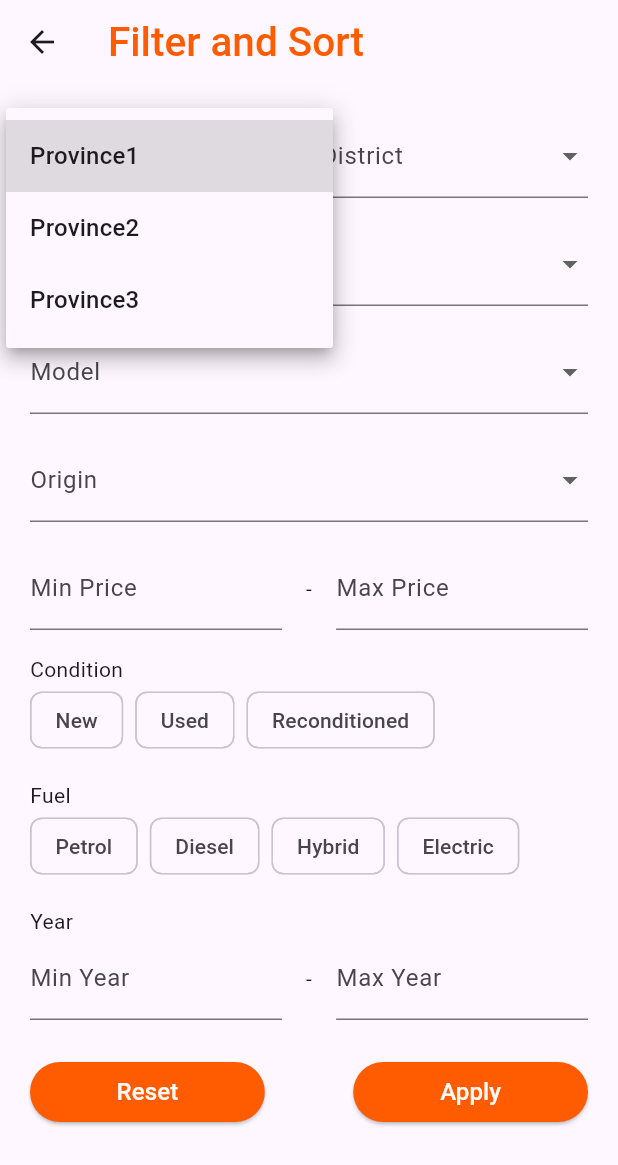
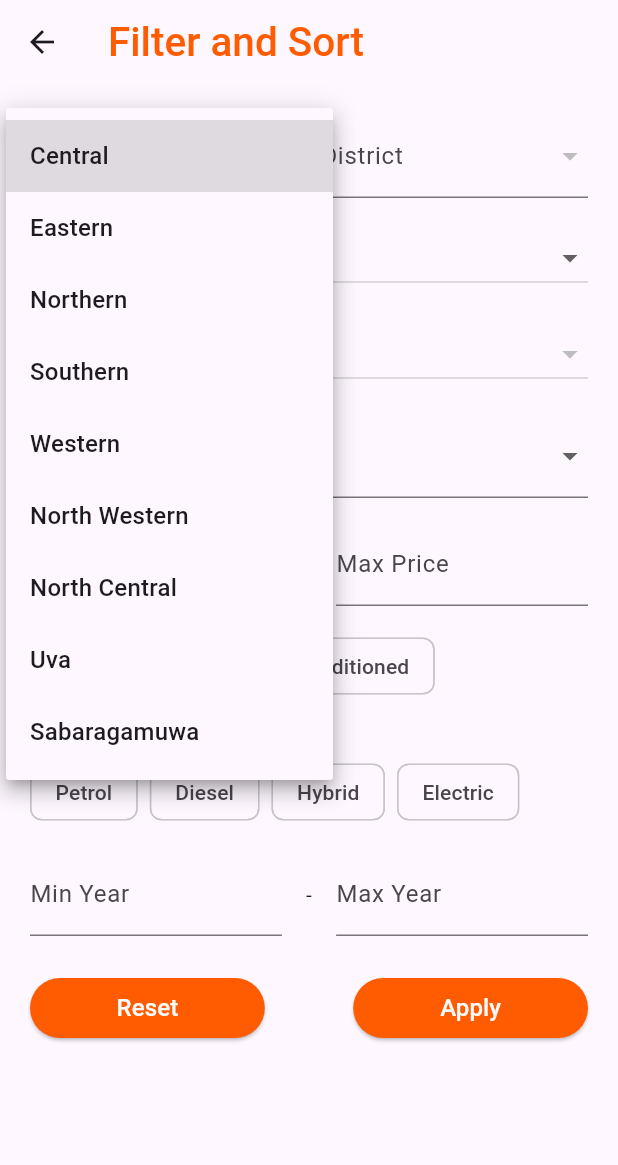
Before and after one commit to TeamTechSamurais/Panchikawatta_Frontend, a Flutter app: the FilterSortScreen screen opened directly, after a tap on "Province", on a phone screen of 412 x 824 dp. Shown: the top 1165 px of the screen. Run offline on Flutter 3.47's test engine with Material 3 defaults, Android fonts, the phone set to English and light mode, and no system bars; our stand-ins replace card_swiper.

Commit message:
Dropdowns added

```diff
--- a/panchikawatta/lib/dropdowns/condition.dart
+++ b/panchikawatta/lib/dropdowns/condition.dart
@@ -1,48 +1,42 @@
 // ignore_for_file: library_private_types_in_public_api
+
 import 'package:flutter/material.dart';
 
-class Condition extends StatefulWidget {
-  final String? selectedCondition;
-  final List<String> condition;
-  final void Function(String?) onChanged;
+class ConditionDropdown extends StatefulWidget {
+  final Set<String> selectedConditions;
+  final ValueChanged<Set<String>> onChanged;
 
-  // ignore: use_super_parameters
-  const Condition({
-    Key? key,
-    required this.selectedCondition,
-    required this.condition,
-    required this.onChanged,
-  }) : super(key: key);
+  const ConditionDropdown(
+      {super.key, required this.selectedConditions, required this.onChanged});
 
   @override
-  _ConditionState createState() => _ConditionState();
+  _ConditionDropdownState createState() => _ConditionDropdownState();
 }
 
-class _ConditionState extends State<Condition> {
+class _ConditionDropdownState extends State<ConditionDropdown> {
+  final List<String> conditions = ['New', 'Used', 'Reconditioned'];
+
   @override
   Widget build(BuildContext context) {
-    return DropdownButtonFormField<String>(
-      value: widget.selectedCondition,
-      decoration: InputDecoration(
-        labelText: 'All',
-        filled: true,
-        fillColor: const Color(0xFFEBEBEB),
-        enabledBorder: OutlineInputBorder(
-          borderSide: const BorderSide(color: Color(0xFFEBEBEB), width: 1.0),
-          borderRadius: BorderRadius.circular(10.0),
-        ),
-        focusedBorder: OutlineInputBorder(
-          borderSide: const BorderSide(color: Color(0xFFFF5c01), width: 1.0),
-          borderRadius: BorderRadius.circular(10.0),
-        ),
-      ),
-      items: widget.condition.map((condition) {
-        return DropdownMenuItem<String>(
-          value: condition,
-          child: Text(condition),
+    return Wrap(
+      spacing: 8,
+      children: conditions.map((condition) {
+        return ChoiceChip(
+          label: Text(condition),
+          selected: widget.selectedConditions.contains(condition),
+          selectedColor: const Color.fromARGB(255, 248, 159, 112),
+          onSelected: (selected) {
+            setState(() {
+              if (selected) {
+                widget.selectedConditions.add(condition);
+              } else {
+                widget.selectedConditions.remove(condition);
+              }
+              widget.onChanged(widget.selectedConditions);
+            });
+          },
         );
       }).toList(),
-      onChanged: widget.onChanged,
     );
   }
 }
--- /dev/null
+++ b/panchikawatta/lib/dropdowns/district.dart
@@ -0,0 +1,45 @@
+import 'package:flutter/material.dart';
+
+class DistrictDropdown extends StatelessWidget {
+  final String? selectedDistrict;
+  final String? selectedProvince;
+  final ValueChanged<String?> onChanged;
+
+  final Map<String, List<String>> provinceToDistricts = {
+    'Central': ['Kandy', 'Matale', 'Nuwara Eliya'],
+    'Eastern': ['Ampara', 'Batticaloa', 'Trincomalee'],
+    'Northern': ['Jaffna', 'Kilinochchi', 'Mannar', 'Mullaitivu', 'Vavuniya'],
+    'Southern': ['Galle', 'Matara', 'Hambantota'],
+    'Western': ['Colombo', 'Gampaha', 'Kalutara'],
+    'North Western': ['Kurunegala', 'Puttalam'],
+    'North Central': ['Anuradhapura', 'Polonnaruwa'],
+    'Uva': ['Badulla', 'Monaragala'],
+    'Sabaragamuwa': ['Ratnapura', 'Kegalle'],
+  };
+
+  DistrictDropdown(
+      {super.key,
+      this.selectedDistrict,
+      this.selectedProvince,
+      required this.onChanged});
+
+  @override
+  Widget build(BuildContext context) {
+    List<String> districts = selectedProvince != null &&
+            provinceToDistricts.containsKey(selectedProvince)
+        ? provinceToDistricts[selectedProvince]!
+        : [];
+
+    return DropdownButtonFormField<String>(
+      value: selectedDistrict,
+      decoration: const InputDecoration(labelText: 'District'),
+      items: districts.map((district) {
+        return DropdownMenuItem<String>(
+          value: district,
+          child: Text(district),
+        );
+      }).toList(),
+      onChanged: onChanged,
+    );
+  }
+}
--- /dev/null
+++ b/panchikawatta/lib/dropdowns/province.dart
@@ -0,0 +1,35 @@
+import 'package:flutter/material.dart';
+
+class ProvinceDropdown extends StatelessWidget {
+  final String? selectedProvince;
+  final ValueChanged<String?> onChanged;
+
+  final List<String> provinces = [
+    'Central',
+    'Eastern',
+    'Northern',
+    'Southern',
+    'Western',
+    'North Western',
+    'North Central',
+    'Uva',
+    'Sabaragamuwa'
+  ];
+
+  ProvinceDropdown({super.key, this.selectedProvince, required this.onChanged});
+
+  @override
+  Widget build(BuildContext context) {
+    return DropdownButtonFormField<String>(
+      value: selectedProvince,
+      decoration: const InputDecoration(labelText: 'Province'),
+      items: provinces.map((province) {
+        return DropdownMenuItem<String>(
+          value: province,
+          child: Text(province),
+        );
+      }).toList(),
+      onChanged: onChanged,
+    );
+  }
+}
--- a/panchikawatta/lib/dropdowns/vehicle_make.dart
+++ b/panchikawatta/lib/dropdowns/vehicle_make.dart
@@ -1,50 +1,44 @@
-// vehicle_make.dart
-// ignore_for_file: library_private_types_in_public_api, unnecessary_const
+// ignore_for_file: library_private_types_in_public_api
 
 import 'package:flutter/material.dart';
 
 class VehicleMake extends StatefulWidget {
   final String? selectedMake;
-  final List<String> makes;
-  final void Function(String?) onChanged;
+  final Function(String?)? onChanged;
 
-  // ignore: use_super_parameters
-  const VehicleMake({
-    Key? key,
-    required this.selectedMake,
-    required this.makes,
-    required this.onChanged,
-  }) : super(key: key);
+  const VehicleMake({super.key, this.selectedMake, this.onChanged});
 
   @override
   _VehicleMakeState createState() => _VehicleMakeState();
 }
 
 class _VehicleMakeState extends State<VehicleMake> {
+  final List<String> _vehicleMakes = [
+    'Toyota',
+    'Honda',
+    'Nissan',
+    'Suzuki',
+    'Hyundai',
+    'Mitsubishi',
+    'Mazda',
+    'Kia',
+    'BMW',
+    'Mercedes-Benz',
+  ];
+
   @override
   Widget build(BuildContext context) {
-    return DropdownButtonFormField<String>(
+    return DropdownButton<String>(
       value: widget.selectedMake,
-      decoration: InputDecoration(
-        labelText: 'Select',
-        filled: true,
-        fillColor: const Color(0xFFEBEBEB),
-        enabledBorder: OutlineInputBorder(
-          borderSide: const BorderSide(color: Color(0xFFEBEBEB), width: 1.0),
-          borderRadius: BorderRadius.circular(10.0),
-        ),
-        focusedBorder: OutlineInputBorder(
-          borderSide: const BorderSide(color: Color(0xFFFF5c01), width: 1.0),
-          borderRadius: BorderRadius.circular(10.0),
-        ),
-      ),
-      items: widget.makes.map((make) {
+      hint: const Text('Make'),
+      items: _vehicleMakes.map((String make) {
         return DropdownMenuItem<String>(
           value: make,
           child: Text(make),
         );
       }).toList(),
       onChanged: widget.onChanged,
+      isExpanded: true,
     );
   }
 }
--- a/panchikawatta/lib/dropdowns/vehicle_model.dart
+++ b/panchikawatta/lib/dropdowns/vehicle_model.dart
@@ -5,14 +5,10 @@ import 'package:flutter/material.dart';
 class VehicleModel extends StatefulWidget {
   final String? selectedModel;
   final List<String> models;
-  final void Function(String?) onChanged;
+  final Function(String?)? onChanged;
 
-  const VehicleModel({
-    super.key,
-    required this.selectedModel,
-    required this.models,
-    required this.onChanged,
-  });
+  const VehicleModel(
+      {super.key, this.selectedModel, required this.models, this.onChanged});
 
   @override
   _VehicleModelState createState() => _VehicleModelState();
@@ -21,28 +17,30 @@ class VehicleModel extends StatefulWidget {
 class _VehicleModelState extends State<VehicleModel> {
   @override
   Widget build(BuildContext context) {
-    return DropdownButtonFormField<String>(
+    return DropdownButton<String>(
       value: widget.selectedModel,
-      decoration: InputDecoration(
-        labelText: 'Select',
-        filled: true,
-        fillColor: const Color(0xFFEBEBEB),
-        enabledBorder: OutlineInputBorder(
-          borderSide: const BorderSide(color: Color(0xFFEBEBEB), width: 1.0),
-          borderRadius: BorderRadius.circular(10.0),
-        ),
-        focusedBorder: OutlineInputBorder(
-          borderSide: const BorderSide(color: Color(0xFFFF5c01), width: 1.0),
-          borderRadius: BorderRadius.circular(10.0),
-        ),
-      ),
-      items: widget.models.map((model) {
+      hint: const Text('Model'),
+      items: widget.models.map((String model) {
         return DropdownMenuItem<String>(
           value: model,
           child: Text(model),
         );
       }).toList(),
       onChanged: widget.onChanged,
+      isExpanded: true,
     );
   }
 }
+
+Map<String, List<String>> vehicleMakeToModels = {
+  'Toyota': ['Corolla', 'Vitz', 'Prius', 'Hilux', 'Land Cruiser'],
+  'Honda': ['Civic', 'Fit', 'Accord', 'CR-V', 'HR-V'],
+  'Nissan': ['Leaf', 'Sunny', 'Juke', 'X-Trail', 'Navara'],
+  'Suzuki': ['Alto', 'Swift', 'Wagon R', 'Baleno', 'Vitara'],
+  'Hyundai': ['Elantra', 'Santa Fe', 'Tucson', 'i10', 'Sonata'],
+  'Mitsubishi': ['Lancer', 'Outlander', 'Pajero', 'Mirage', 'Montero'],
+  'Mazda': ['Demio', 'Axela', 'CX-5', 'Atenza', 'CX-3'],
+  'Kia': ['Picanto', 'Sportage', 'Sorento', 'Rio', 'Cerato'],
+  'BMW': ['3 Series', '5 Series', 'X1', 'X3', 'X5'],
+  'Mercedes-Benz': ['C-Class', 'E-Class', 'A-Class', 'GLE', 'GLB'],
+};
--- a/panchikawatta/lib/screens/filter_sort.dart
+++ b/panchikawatta/lib/screens/filter_sort.dart
@@ -2,6 +2,12 @@
 
 import 'package:flutter/material.dart';
 import 'package:panchikawatta/components/custom_button.dart';
+import 'package:panchikawatta/dropdowns/condition.dart';
+import 'package:panchikawatta/dropdowns/district.dart';
+import 'package:panchikawatta/dropdowns/origin.dart';
+import 'package:panchikawatta/dropdowns/province.dart';
+import 'package:panchikawatta/dropdowns/vehicle_make.dart';
+import 'package:panchikawatta/dropdowns/vehicle_model.dart';
 import 'package:panchikawatta/screens/search_page.dart';
 
 class FilterSortScreen extends StatefulWidget {
@@ -17,25 +23,30 @@ class _FilterSortScreenState extends State<FilterSortScreen> {
   String? selectedVehicleMake;
   String? selectedModel;
   String? selectedOrigin;
+  String? selectedMinYear;
+  String? selectedMaxYear;
 
-  final List<String> provinces = ['Province1', 'Province2', 'Province3'];
-  final List<String> districts = ['District1', 'District2', 'District3'];
-  final List<String> vehicleMakes = ['Make1', 'Make2', 'Make3'];
-  final List<String> models = ['Model1', 'Model2', 'Model3'];
-  final List<String> origins = ['Origin1', 'Origin2', 'Origin3'];
+  final List<String> origins = ['Japan', 'UK', 'Germany', 'USA', 'India'];
   final List<String> conditions = ['New', 'Used', 'Reconditioned'];
   final List<String> fuelTypes = ['Petrol', 'Diesel', 'Hybrid', 'Electric'];
 
   final TextEditingController minPriceController = TextEditingController();
   final TextEditingController maxPriceController = TextEditingController();
-  final TextEditingController minYearController = TextEditingController();
-  final TextEditingController maxYearController = TextEditingController();
 
   Set<String> selectedConditions = {};
   Set<String> selectedFuelTypes = {};
 
+  get minYearController => null;
+
+  get maxYearController => null;
+
   @override
   Widget build(BuildContext context) {
+    List<String> models = selectedVehicleMake != null &&
+            vehicleMakeToModels.containsKey(selectedVehicleMake)
+        ? vehicleMakeToModels[selectedVehicleMake]!
+        : [];
+
     return Scaffold(
       appBar: AppBar(
         title: Text(
@@ -51,40 +62,28 @@ class _FilterSortScreenState extends State<FilterSortScreen> {
         padding: const EdgeInsets.all(20.0),
         child: ListView(
           children: [
-            // Text('Location', style: TextStyle(fontSize: 16)),
             Row(
               children: [
                 Expanded(
-                  child: DropdownButtonFormField<String>(
-                    value: selectedProvince,
-                    decoration: InputDecoration(labelText: 'Province'),
-                    items: provinces.map((province) {
-                      return DropdownMenuItem<String>(
-                        value: province,
-                        child: Text(province),
-                      );
-                    }).toList(),
-                    onChanged: (value) {
+                  child: ProvinceDropdown(
+                    selectedProvince: selectedProvince,
+                    onChanged: (String? province) {
                       setState(() {
-                        selectedProvince = value;
+                        selectedProvince = province;
+                        selectedDistrict =
+                            null; // Reset district when province changes
                       });
                     },
                   ),
                 ),
                 SizedBox(width: 16),
                 Expanded(
-                  child: DropdownButtonFormField<String>(
-                    value: selectedDistrict,
-                    decoration: InputDecoration(labelText: 'District'),
-                    items: districts.map((district) {
-                      return DropdownMenuItem<String>(
-                        value: district,
-                        child: Text(district),
-                      );
-                    }).toList(),
-                    onChanged: (value) {
+                  child: DistrictDropdown(
+                    selectedDistrict: selectedDistrict,
+                    selectedProvince: selectedProvince,
+                    onChanged: (String? district) {
                       setState(() {
-                        selectedDistrict = value;
+                        selectedDistrict = district;
                       });
                     },
                   ),
@@ -92,58 +91,35 @@ class _FilterSortScreenState extends State<FilterSortScreen> {
               ],
             ),
             SizedBox(height: 16),
-            // Text('Vehicle Make'),
-            DropdownButtonFormField<String>(
-              value: selectedVehicleMake,
-              decoration: InputDecoration(labelText: 'Vehicle Make'),
-              items: vehicleMakes.map((make) {
-                return DropdownMenuItem<String>(
-                  value: make,
-                  child: Text(make),
-                );
-              }).toList(),
-              onChanged: (value) {
+            VehicleMake(
+              selectedMake: selectedVehicleMake,
+              onChanged: (String? make) {
                 setState(() {
-                  selectedVehicleMake = value;
+                  selectedVehicleMake = make;
+                  selectedModel = null; // Reset model when make changes
                 });
               },
             ),
             SizedBox(height: 16),
-            // Text('Model'),
-            DropdownButtonFormField<String>(
-              value: selectedModel,
-              decoration: InputDecoration(labelText: 'Model'),
-              items: models.map((model) {
-                return DropdownMenuItem<String>(
-                  value: model,
-                  child: Text(model),
-                );
-              }).toList(),
-              onChanged: (value) {
+            VehicleModel(
+              selectedModel: selectedModel,
+              models: models,
+              onChanged: (String? model) {
                 setState(() {
-                  selectedModel = value;
+                  selectedModel = model;
                 });
               },
             ),
             SizedBox(height: 16),
-            // Text('Origin'),
-            DropdownButtonFormField<String>(
-              value: selectedOrigin,
-              decoration: InputDecoration(labelText: 'Origin'),
-              items: origins.map((origin) {
-                return DropdownMenuItem<String>(
-                  value: origin,
-                  child: Text(origin),
-                );
-              }).toList(),
-              onChanged: (value) {
+            OriginDropdown(
+              selectedOrigin: selectedOrigin,
+              onChanged: (String? origin) {
                 setState(() {
-                  selectedOrigin = value;
+                  selectedOrigin = origin;
                 });
               },
             ),
             SizedBox(height: 16),
-            // Text('Price'),
             Row(
               children: [
                 Expanded(
@@ -166,25 +142,13 @@ class _FilterSortScreenState extends State<FilterSortScreen> {
               ],
             ),
             SizedBox(height: 16),
-            Text('Condition'),
-            Wrap(
-              spacing: 8,
-              children: conditions.map((condition) {
-                return ChoiceChip(
-                  label: Text(condition),
-                  selected: selectedConditions.contains(condition),
-                  selectedColor: Color.fromARGB(255, 248, 159, 112),
-                  onSelected: (selected) {
-                    setState(() {
-                      if (selected) {
-                        selectedConditions.add(condition);
-                      } else {
-                        selectedConditions.remove(condition);
-                      }
-                    });
-                  },
-                );
-              }).toList(),
+            ConditionDropdown(
+              selectedConditions: selectedConditions,
+              onChanged: (Set<String> conditions) {
+                setState(() {
+                  selectedConditions = conditions;
+                });
+              },
             ),
             SizedBox(height: 16),
             Text('Fuel'),
@@ -208,7 +172,6 @@ class _FilterSortScreenState extends State<FilterSortScreen> {
               }).toList(),
             ),
             SizedBox(height: 16),
-            Text('Year'),
             Row(
               children: [
                 Expanded(
@@ -242,10 +205,10 @@ class _FilterSortScreenState extends State<FilterSortScreen> {
                         selectedVehicleMake = null;
                         selectedModel = null;
                         selectedOrigin = null;
+                        selectedMinYear = null;
+                        selectedMaxYear = null;
                         minPriceController.clear();
                         maxPriceController.clear();
-                        minYearController.clear();
-                        maxYearController.clear();
                         selectedConditions.clear();
                         selectedFuelTypes.clear();
                       });
```
Also changed, not shown: panchikawatta/lib/dropdowns/origin.dart (+9 -31 lines), panchikawatta/lib/screens/buy_screen.dart (+4 -23 lines).
